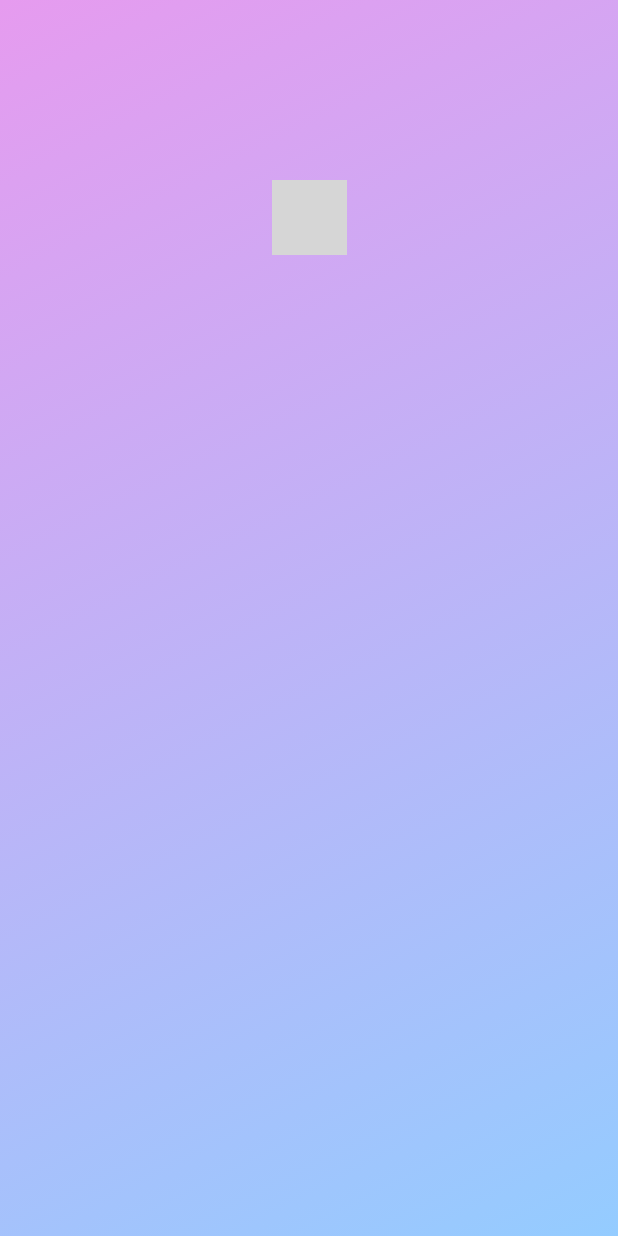
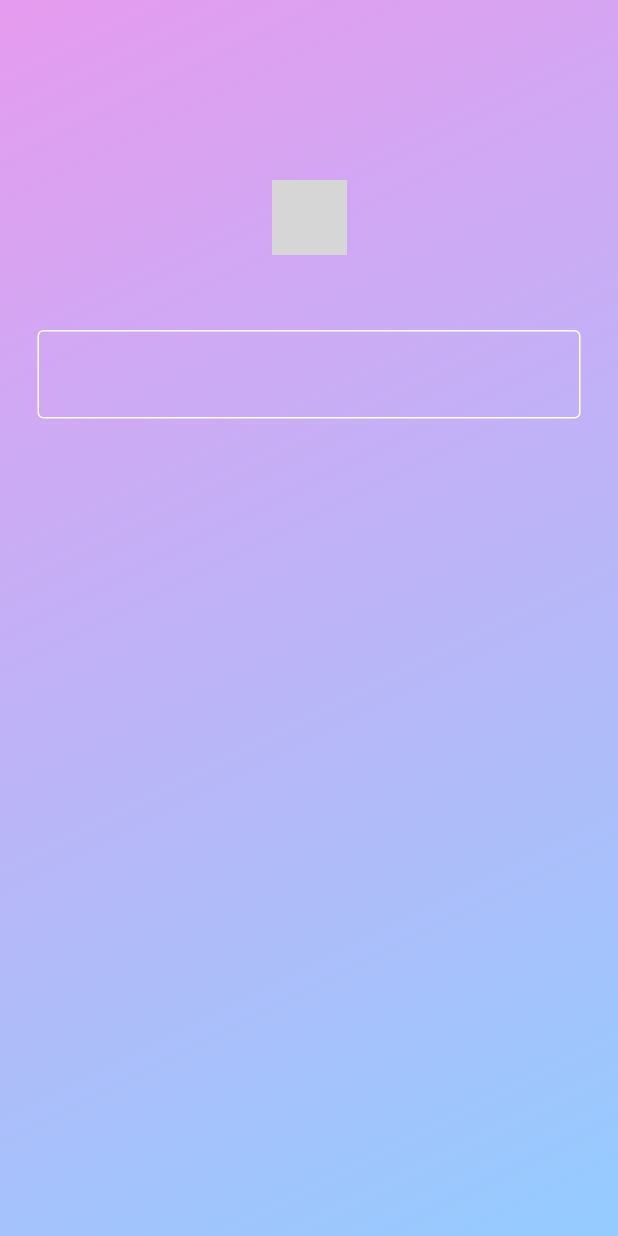
Before and after one commit to MohammedGhwil/Expense-Tracker, a Flutter app: the screen it shows after launch, on a phone screen of 412 x 824 dp. Run offline on Flutter 3.47's test engine with Material 2 defaults, Android fonts, the phone set to English and light mode, and no system bars; grey boxes are pictures that could not be loaded.

Commit message:
Login Function

```diff
--- a/expense_tracker/lib/pages/login_page.dart
+++ b/expense_tracker/lib/pages/login_page.dart
@@ -18,10 +18,18 @@ class Login extends StatelessWidget {
               child: Column(children: [
                 //icon
                 const SizedBox(height: 120),
-                Image.asset('lib/icons/login-xxl.png', height: 50)
-
+                Image.asset('lib/icons/login-xxl.png', height: 50),
+                const SizedBox(height: 50),
                 //username
-
+                const Padding(
+                  padding: EdgeInsets.symmetric(horizontal: 25.0),
+                  child: TextField(
+                      decoration: InputDecoration(
+                          enabledBorder: OutlineInputBorder(
+                              borderSide: BorderSide(color: Colors.white)),
+                          focusedBorder: OutlineInputBorder(
+                              borderSide: BorderSide(color: Colors.white)))),
+                )
                 //password
 
                 //log in
```
Also changed, not shown: expense_tracker/lib/pages/HomeScreen.dart (added), expense_tracker/lib/pages/SignUp.dart (added).
